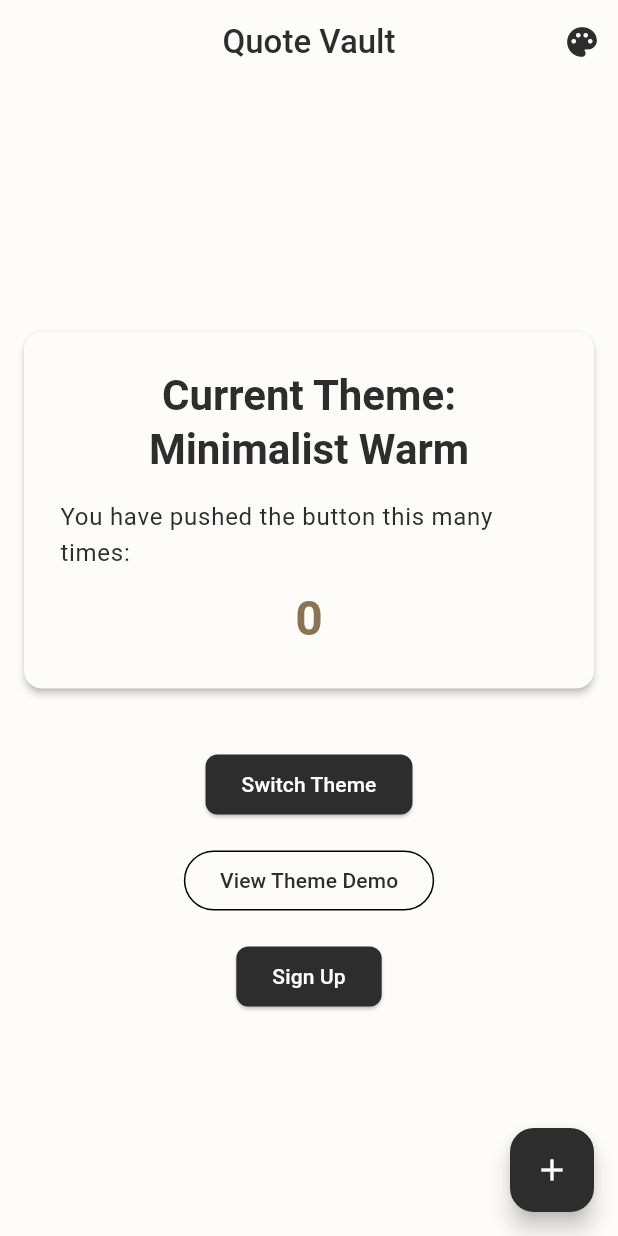
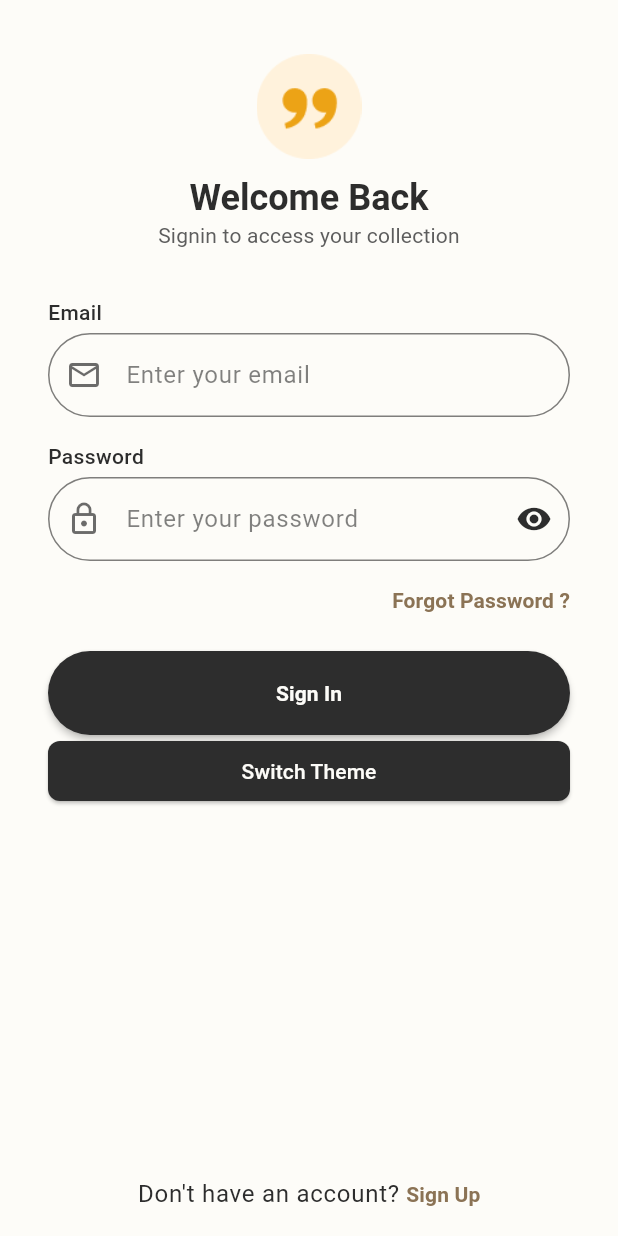
Before and after one commit to akshayxemo/quote-vault, a Flutter app: the screen it shows after launch, on a phone screen of 412 x 824 dp. Run offline on Flutter 3.47's test engine with Material 3 defaults, Android fonts, the phone set to English and light mode, and no system bars; our stand-ins replace dartz, equatable, flutter_bloc, get_it, go_router, shared_preferences and 1 more; accounts and stored records are empty.

Commit message:
Signin Flow implementation and abstraction in bloc.

```diff
--- a/lib/app/routes/routes.dart
+++ b/lib/app/routes/routes.dart
@@ -1,6 +1,7 @@
 
 import 'package:flutter/material.dart';
 import 'package:go_router/go_router.dart';
+import 'package:quote_vault/presentation/screens/auth/signin_screen.dart';
 import 'package:quote_vault/presentation/screens/splash/splash_screen.dart';
 import 'package:quote_vault/presentation/screens/home_screen.dart';
 import 'package:quote_vault/presentation/screens/theme_demo_screen.dart';
@@ -36,12 +37,11 @@ class AppRoutes {
         name: 'signup',
         builder: (context, state) => const SignUpScreen(),
       ),
-      // TODO: Add SignInScreen
-      // GoRoute(
-      //   path: signIn,
-      //   name: 'signin',
-      //   builder: (context, state) => const SignInScreen(),
-      // ),
+      GoRoute(
+        path: signIn,
+        name: 'signin',
+        builder: (context, state) => const SignInScreen(),
+      ),
     ],
   );
 
--- a/lib/core/di/auth_injections.dart
+++ b/lib/core/di/auth_injections.dart
@@ -1,4 +1,5 @@
 import 'package:get_it/get_it.dart';
+import 'package:quote_vault/domain/usecases/auth/sign_in_usecase.dart';
 import 'package:shared_preferences/shared_preferences.dart';
 import 'package:supabase_flutter/supabase_flutter.dart';
 
@@ -42,12 +43,14 @@ Future<void> authInit() async {
 
   // Use cases
   sl.registerLazySingleton(() => SignUpUseCase(sl()));
+  sl.registerLazySingleton(() => SignInUsecase(sl()));
   sl.registerLazySingleton(() => GetCurrentSessionUseCase(sl()));
 
   // BLoC
   sl.registerFactory(
     () => AuthBloc(
       signUpUseCase: sl(),
+      signInUseCase: sl(),
       getCurrentSessionUseCase: sl(),
       authRepository: sl(),
     ),
--- /dev/null
+++ b/lib/domain/usecases/auth/sign_in_usecase.dart
@@ -0,0 +1,39 @@
+import 'package:dartz/dartz.dart';
+import 'package:equatable/equatable.dart';
+import 'package:quote_vault/core/error/failures.dart';
+import 'package:quote_vault/domain/repositories/auth/auth_repository.dart';
+import 'package:supabase_flutter/supabase_flutter.dart';
+
+class SignInUsecase {
+  final AuthRepository repository;
+
+  SignInUsecase(this.repository);
+
+  Future<Either<Failure, Session>> call(SignInParams params) async {
+    final result = await repository.signIn(
+      email: params.email,
+      password: params.password,
+    );
+
+    return result.fold(
+      (failure) => Left(failure),
+      (session) async {
+        final saveResult = await repository.saveSession(session);
+        return saveResult.fold(
+          (failure) => Left(failure),
+          (_) => Right(session),
+        );
+      },
+    );
+  }
+}
+
+class SignInParams extends Equatable {
+  final String email;
+  final String password;
+
+  const SignInParams({required this.email, required this.password});
+
+  @override
+  List<Object?> get props => [email, password];
+}
--- a/lib/presentation/bloc/auth/auth_bloc.dart
+++ b/lib/presentation/bloc/auth/auth_bloc.dart
@@ -1,4 +1,5 @@
 import 'package:flutter_bloc/flutter_bloc.dart';
+import 'package:quote_vault/domain/usecases/auth/sign_in_usecase.dart';
 import 'package:quote_vault/domain/usecases/auth/sign_up_usecase.dart';
 import 'package:quote_vault/domain/usecases/auth/get_current_session_usecase.dart';
 import 'package:quote_vault/domain/repositories/auth/auth_repository.dart';
@@ -7,11 +8,13 @@ import 'package:quote_vault/presentation/bloc/auth/auth_state.dart';
 
 class AuthBloc extends Bloc<AuthEvent, AuthState> {
   final SignUpUseCase signUpUseCase;
+  final SignInUsecase signInUseCase;
   final GetCurrentSessionUseCase getCurrentSessionUseCase;
   final AuthRepository authRepository;
 
   AuthBloc({
     required this.signUpUseCase,
+    required this.signInUseCase,
     required this.getCurrentSessionUseCase,
     required this.authRepository,
   }) : super(const AuthInitial()) {
@@ -43,21 +46,16 @@ class AuthBloc extends Bloc<AuthEvent, AuthState> {
   Future<void> _onSignIn(SignInEvent event, Emitter<AuthState> emit) async {
     emit(const AuthLoading());
 
-    final result = await authRepository.signIn(
+    final params = SignInParams(
       email: event.email,
       password: event.password,
     );
 
+    final result = await signInUseCase(params);
+
     result.fold(
       (failure) => emit(AuthError(message: failure.message, code: failure.code)),
-      (session) async {
-        // Save session locally
-        final saveResult = await authRepository.saveSession(session);
-        saveResult.fold(
-          (failure) => emit(AuthError(message: failure.message, code: failure.code)),
-          (_) => emit(AuthAuthenticated(session: session)),
-        );
-      },
+      (session) => emit(AuthAuthenticated(session: session))
     );
   }
 
--- /dev/null
+++ b/lib/presentation/screens/auth/signin_screen.dart
@@ -0,0 +1,258 @@
+import 'package:flutter/material.dart';
+import 'package:flutter_bloc/flutter_bloc.dart';
+import 'package:go_router/go_router.dart';
+import 'package:provider/provider.dart';
+import 'package:quote_vault/core/constants/app_constants.dart';
+import 'package:quote_vault/core/theme/theme_provider.dart';
+import 'package:quote_vault/presentation/bloc/auth/auth_bloc.dart';
+import 'package:quote_vault/presentation/bloc/auth/auth_event.dart';
+import 'package:quote_vault/presentation/bloc/auth/auth_state.dart';
+import 'package:quote_vault/presentation/widgets/auth/auth_button.dart';
+import 'package:quote_vault/presentation/widgets/auth/auth_text_field.dart';
+import 'package:quote_vault/presentation/widgets/common/themed_text.dart';
+
+class SignInScreen extends StatefulWidget {
+  const SignInScreen({super.key});
+
+  @override
+  State<SignInScreen> createState() => _SignInScreenState();
+}
+
+class _SignInScreenState extends State<SignInScreen> {
+  final _formKey = GlobalKey<FormState>();
+  final _emailController = TextEditingController();
+  final _passwordController = TextEditingController();
+
+  bool _obscurePassword = true;
+
+  @override
+  void dispose() {
+    _emailController.dispose();
+    _passwordController.dispose();
+    super.dispose();
+  }
+
+  @override
+  Widget build(BuildContext context) {
+    final themeProvider = Provider.of<ThemeProvider>(context);
+    return Scaffold(
+      backgroundColor: Theme.of(context).scaffoldBackgroundColor,
+      body: BlocListener<AuthBloc, AuthState>(
+        listener: (context, state) {
+          if (state is AuthError) {
+            ScaffoldMessenger.of(context).showSnackBar(
+              SnackBar(
+                content: Text(state.message),
+                backgroundColor: Colors.red,
+              ),
+            );
+          } else if (state is AuthAuthenticated) {
+            ScaffoldMessenger.of(context).showSnackBar(
+              const SnackBar(
+                content: Text('Login successfull!'),
+                backgroundColor: Colors.green,
+              ),
+            );
+            context.go('/home');
+          }
+        },
+        child: SafeArea(
+          child: SizedBox(
+            width: double.infinity,
+            height: double.infinity,
+            child: SingleChildScrollView(
+              padding: const EdgeInsets.symmetric(
+                vertical: AppConstants.mediumSpacing,
+                horizontal: AppConstants.extraLargeSpacing,
+              ),
+              child: ConstrainedBox(
+                constraints: BoxConstraints(
+                  minHeight:
+                      MediaQuery.of(context).size.height -
+                      MediaQuery.of(context).padding.top -
+                      MediaQuery.of(context).padding.bottom -
+                      (AppConstants.mediumSpacing * 2),
+                ),
+                child: IntrinsicHeight(
+                  child: Column(
+                    crossAxisAlignment: CrossAxisAlignment.stretch,
+                    mainAxisAlignment: MainAxisAlignment.center,
+                    children: [
+                      const SizedBox(height: 20),
+                      Image.asset(
+                        "assets/images/logo.png",
+                        height: 70,
+                        width: 70,
+                      ),
+                      const SizedBox(height: 10),
+                      ThemedText.heading(
+                        "Welcome Back",
+                        fontSize: 24,
+                        fontWeight: FontWeight.bold,
+                        textAlign: TextAlign.center,
+                      ),
+                      ThemedText.subText(
+                        "Signin to access your collection",
+                        fontSize: 14,
+                        fontWeight: FontWeight.w400,
+                        textAlign: TextAlign.center,
+                      ),
+                      const SizedBox(height: 30),
+                      Form(
+                        key: _formKey,
+                        child: Column(
+                          crossAxisAlignment: CrossAxisAlignment.stretch,
+                          children: [
+                            // Email Field
+                            AuthTextField(
+                              controller: _emailController,
+                              labelText: 'Email',
+                              hintText: 'Enter your email',
+                              prefixIcon: Icons.email_outlined,
+                              keyboardType: TextInputType.emailAddress,
+                              textInputAction: TextInputAction.next,
+                              validator: _validateEmail,
+                            ),
+
+                            const SizedBox(height: AppConstants.mediumSpacing),
+
+                            // Password Field
+                            AuthTextField(
+                              controller: _passwordController,
+                              labelText: 'Password',
+                              hintText: 'Enter your password',
+                              prefixIcon: Icons.lock_outline,
+                              obscureText: _obscurePassword,
+                              textInputAction: TextInputAction.next,
+                              suffixIcon: IconButton(
+                                icon: Icon(
+                                  _obscurePassword
+                                      ? Icons.visibility
+                                      : Icons.visibility_off,
+                                ),
+                                onPressed: () {
+                                  setState(() {
+                                    _obscurePassword = !_obscurePassword;
+                                  });
+                                },
+                              ),
+                              validator: _validatePassword,
+                            ),
+
+                            const SizedBox(height: AppConstants.mediumSpacing),
+
+                            _buildForgetPasswordLink(),
+
+                            const SizedBox(height: AppConstants.largeSpacing),
+                            BlocBuilder<AuthBloc, AuthState>(
+                              builder: (context, state) {
+                                return AuthButton(
+                                  text: 'Sign In',
+                                  isLoading: state is AuthLoading,
+                                  onPressed: _handleSignIn,
+                                );
+                              },
+                            ),
+                          ],
+                        ),
+                      ),
+                      ElevatedButton(
+                        onPressed: themeProvider.toggleTheme,
+                        child: const Text('Switch Theme'),
+                      ),
+                      const Spacer(),
+                      _buildSignUpLink(),
+                    ],
+                  ),
+                ),
+              ),
+            ),
+          ),
+        ),
+      ),
+    );
+  }
+
+  Widget _buildSignUpLink() {
+    return Row(
+      mainAxisAlignment: MainAxisAlignment.center,
+      children: [
+        ThemedText.body("Don't have an account? "),
+        GestureDetector(
+          onTap: () => context.go('/signup'),
+          child: ThemedText.accent(
+            'Sign Up',
+            fontWeight: FontWeight.w600,
+            // decoration: TextDecoration.underline,
+          ),
+        ),
+      ],
+    );
+  }
+
+  Widget _buildForgetPasswordLink() {
+    return Row(
+      mainAxisAlignment: MainAxisAlignment.end,
+      children: [
+        GestureDetector(
+          onTap: () => context.go('/signup'),
+          child: ThemedText.accent(
+            "Forgot Password ?",
+            fontWeight: FontWeight.w600,
+            // decoration: TextDecoration.underline,
+          ),
+        ),
+      ],
+    );
+  }
+
+  String? _validateEmail(String? value) {
+    if (value == null || value.isEmpty) {
+      return 'Email is required';
+    }
+
+    final emailRegex = RegExp(
+      r'^[a-zA-Z0-9._%+-]+@[a-zA-Z0-9.-]+\.[a-zA-Z]{2,}$',
+    );
+    if (!emailRegex.hasMatch(value)) {
+      return 'Please enter a valid email';
+    }
+
+    return null;
+  }
+
+  String? _validatePassword(String? value) {
+    if (value == null || value.isEmpty) {
+      return 'Password is required';
+    }
+
+    if (value.length < 8) {
+      return 'Password must be at least 8 characters';
+    }
+
+    if (!RegExp(r'[A-Z]').hasMatch(value)) {
+      return 'Password must contain at least one uppercase letter';
+    }
+
+    if (!RegExp(r'[a-z]').hasMatch(value)) {
+      return 'Password must contain at least one lowercase letter';
+    }
+
+    if (!RegExp(r'[0-9]').hasMatch(value)) {
+      return 'Password must contain at least one number';
+    }
+
+    return null;
+  }
+
+  void _handleSignIn() {
+    if (_formKey.currentState?.validate() ?? false) {
+      context.read<AuthBloc>().add(
+        SignInEvent(
+          email: _emailController.text.trim(),
+          password: _passwordController.text,
+        ),
+      );
+    }
+  }
+}
--- a/lib/presentation/screens/home_screen.dart
+++ b/lib/presentation/screens/home_screen.dart
@@ -38,10 +38,12 @@ class _HomeScreenState extends State<HomeScreen> {
           ),
         ],
       ),
-      body: Center(
+      body: SingleChildScrollView(
+        child: Center(
           child: Column(
             mainAxisAlignment: MainAxisAlignment.center,
             children: <Widget>[
+              const SizedBox(height: AppConstants.mediumSpacing),
               Card(
                 margin: const EdgeInsets.all(AppConstants.mediumSpacing),
                 child: Padding(
@@ -85,7 +87,9 @@ class _HomeScreenState extends State<HomeScreen> {
                 },
                 child: const Text('Sign Up'),
               ),
+              const SizedBox(height: AppConstants.mediumSpacing),
             ],
+          ),
         ),
       ),
       floatingActionButton: FloatingActionButton(
--- a/lib/presentation/screens/splash/splash_screen.dart
+++ b/lib/presentation/screens/splash/splash_screen.dart
@@ -53,7 +53,7 @@ class _SplashScreenState extends State<SplashScreen>
   Future<void> _navigateToHome() async {
     await Future.delayed(const Duration(seconds: 3));
     if (mounted) {
-      context.go('/home');
+      context.go('/signin');
     }
   }
 
```
Lines whose indentation alone changed are shown as unchanged.
